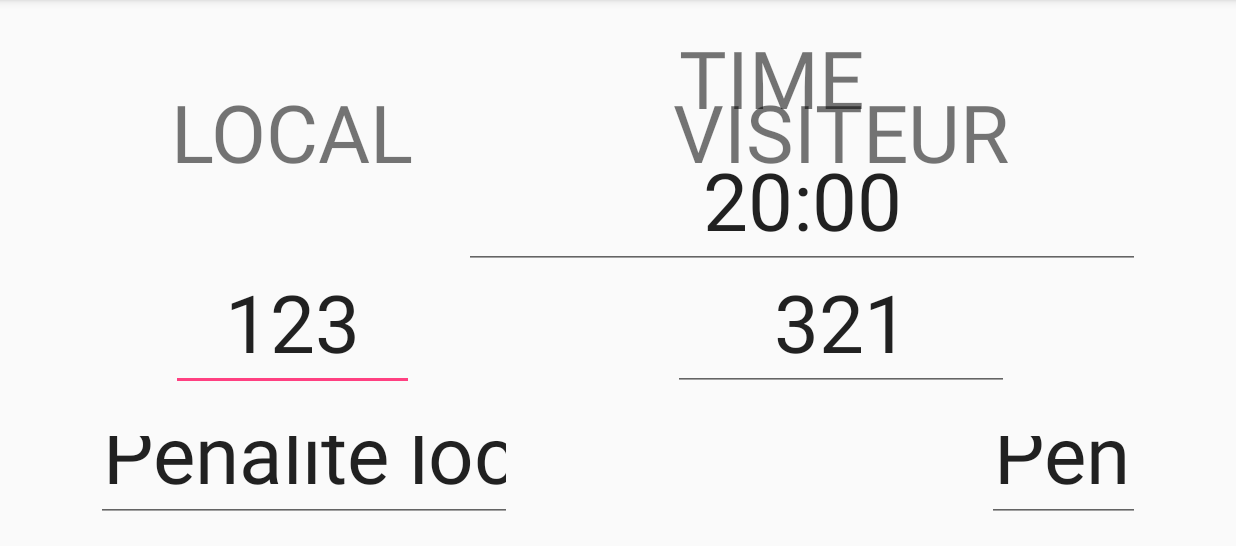
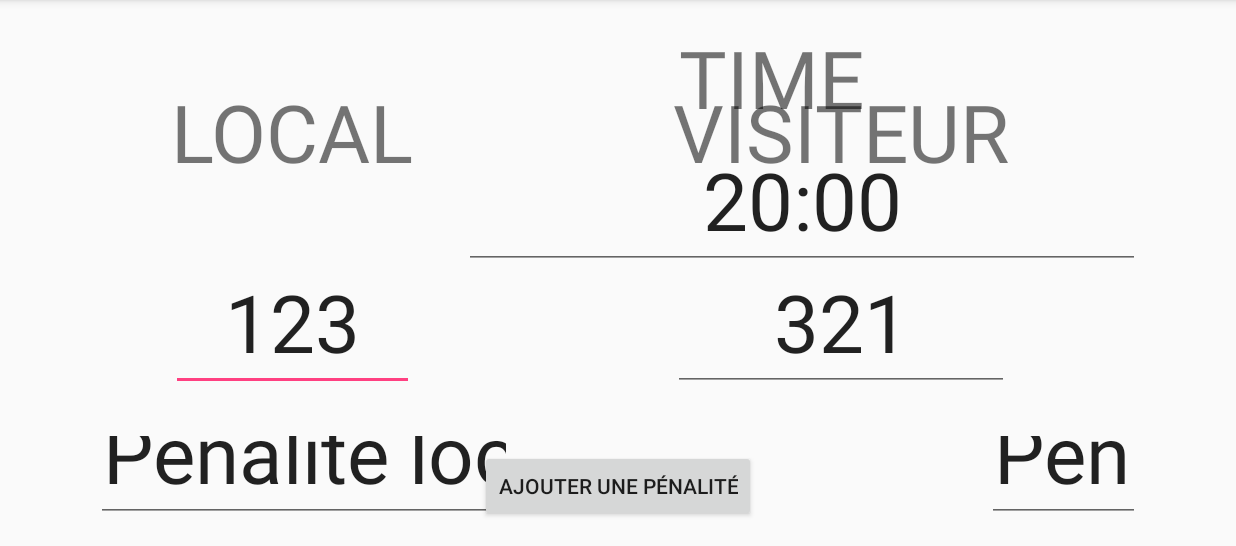
Before and after one commit to LemayC/ApplicationDeHockey, an Android app: the screen it shows after launch (MainActivity), on a phone screen of 824 x 412 dp (held sideways), the part 72-618 px from its top. Run offline under Robolectric (Android 15) with nearby library versions, the phone set to English and light mode, and no system bars.

Commit message:
ajout de bouton pour penalite

```diff
--- a/app/src/main/res/layout/activity_main.xml
+++ b/app/src/main/res/layout/activity_main.xml
@@ -144,4 +144,12 @@
         android:layout_toRightOf="@+id/editText5"
         android:layout_toEndOf="@+id/editText5" />
 
+    <Button
+        android:text="Ajouter une pénalité"
+        android:layout_width="wrap_content"
+        android:layout_height="wrap_content"
+        android:id="@+id/button2"
+        android:layout_alignParentBottom="true"
+        android:layout_centerHorizontal="true" />
+
 </RelativeLayout>
```
